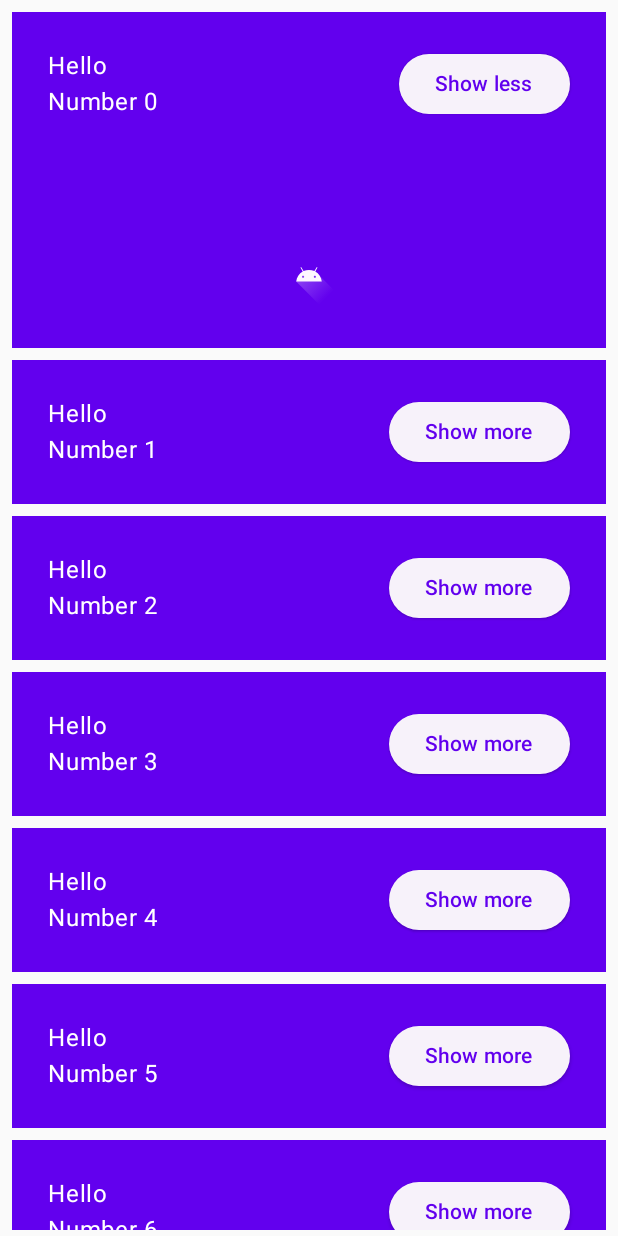
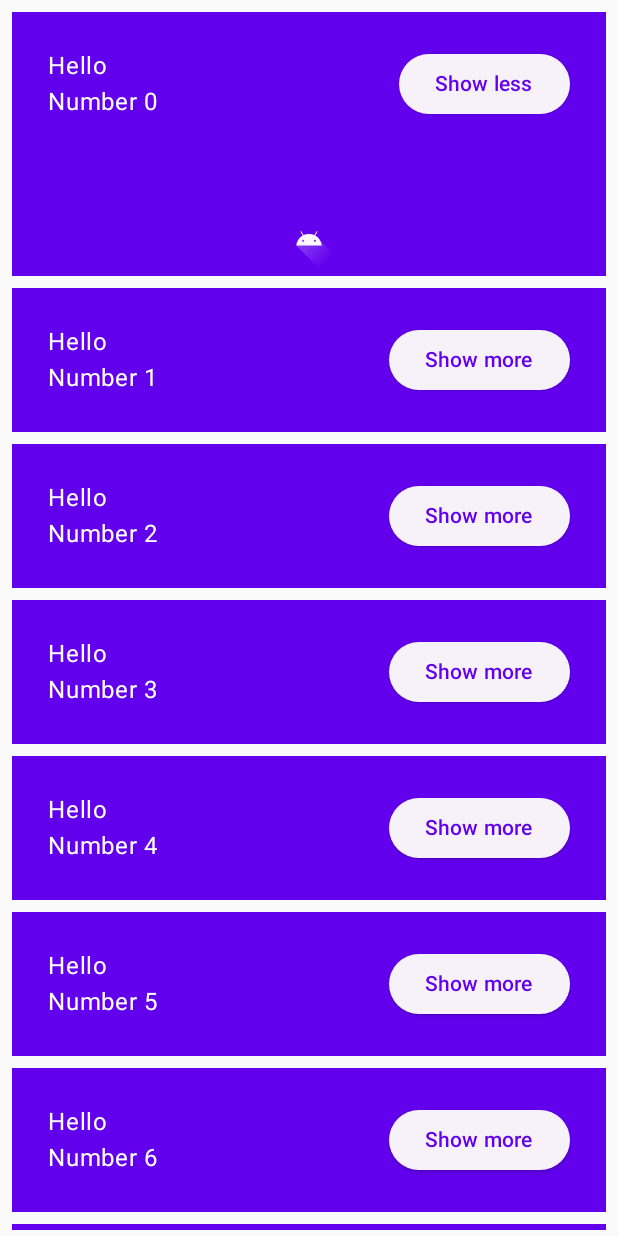
Before and after one commit to stanleyguevara/DustyTools, an Android app built with Jetpack Compose: the screen it shows after launch (MainActivity), after a tap on "Show more", on a phone screen of 412 x 824 dp. Run offline under Robolectric (Android 15) with nearby library versions, the phone set to English and light mode, and no system bars; our stand-ins replace Dagger/Hilt's generated code, Timber; 1 other tap on this screen came first.

Commit message:
Composed, bitches!

```diff
--- a/app/src/main/java/com/stanleyguevara/dustytools/compose/Greeting.kt
+++ b/app/src/main/java/com/stanleyguevara/dustytools/compose/Greeting.kt
@@ -54,14 +54,44 @@ fun Greetings(
     }
 }
 
-@OptIn(ExperimentalAnimationApi::class)
 @Composable
 private fun Greeting(name: String, onClick: () -> Unit) {
     Surface(
         color = MaterialTheme.colorScheme.primary,
         modifier = Modifier.padding(vertical = 4.dp, horizontal = 8.dp)
     ) {
+
         var isExpanded by rememberSaveable { mutableStateOf(false) }
+
+        Collapser(
+            isExpanded = isExpanded,
+            onClick = { isExpanded = isExpanded.not() },
+        ) {
+            Row(
+                modifier = Modifier.padding(24.dp)
+            ) {
+                Column(Modifier.weight(1.0f)) {
+                    Text(text = "Hello")
+                    Text(text = name)
+                }
+                ElevatedButton(onClick = {
+                    isExpanded = isExpanded.not()
+                    onClick.invoke()
+                }) {
+                    Text(text = if (isExpanded) "Show less" else "Show more")
+                }
+            }
+        }
+    }
+}
+
+@OptIn(ExperimentalAnimationApi::class)
+@Composable
+private fun Collapser(
+    isExpanded: Boolean,
+    onClick: () -> Unit,
+    content: @Composable BoxScope.() -> Unit,
+) {
 
     val extraPadding by animateDpAsState(
         targetValue = if (isExpanded) 128.dp else 0.dp,
@@ -72,34 +102,16 @@ private fun Greeting(name: String, onClick: () -> Unit) {
     )
 
     Box(
-            modifier = Modifier.padding(24.dp),
-            contentAlignment = Alignment.BottomCenter,
+        contentAlignment = Alignment.TopCenter,
     ) {
-            Row(
-                modifier = Modifier.fillMaxWidth()
-            ) {
-                Column(
-                    Modifier
-                        .weight(1.0f)
-                        .padding(bottom = extraPadding)
-                ) {
-                    Text(text = "Hello")
-                    Text(text = name)
-                }
-                ElevatedButton(onClick = {
-                    isExpanded = isExpanded.not()
-                    onClick.invoke()
-                }) {
-                    Text(text = if (isExpanded) "Show less" else "Show more")
-                }
-            }
+        content.invoke(this)
         AnimatedVisibility(
+            visible = isExpanded,
             enter = scaleIn(animationSpec = tween(durationMillis = 100, delayMillis = 200)),
             exit = scaleOut(animationSpec = tween(durationMillis = 100, delayMillis = 0)),
-                visible = isExpanded
+            modifier = Modifier.padding(top = extraPadding)
         ) {
             IconButton(onClick = {
-                    isExpanded = isExpanded.not()
                 onClick.invoke()
             }) {
                 Icon(
@@ -108,9 +120,25 @@ private fun Greeting(name: String, onClick: () -> Unit) {
                     tint = MaterialTheme.colorScheme.surface,
                 )
             }
-
         }
     }
+}
+
+@Preview(showBackground = true, widthDp = 320)
+@Composable
+private fun CollapserPreview() {
+    DustyToolsTheme {
+        Collapser(isExpanded = true, onClick = { }) {
+            Greeting(name = "Buddy") {}
+        }
+    }
+}
+
+@Preview(showBackground = true, widthDp = 320)
+@Composable
+private fun GreetingPreview() {
+    DustyToolsTheme {
+        Greeting(name = "Buddy") {}
     }
 }
 
@@ -121,11 +149,3 @@ private fun GreetingsPreview() {
         Greetings(modifier = Modifier.fillMaxSize())
     }
 }*/
-
-@Preview(showBackground = true, widthDp = 320)
-@Composable
-private fun GreetingPreview() {
-    DustyToolsTheme {
-        Greeting(name = "Buddy") {}
-    }
-}
```
Lines whose indentation alone changed are shown as unchanged.
